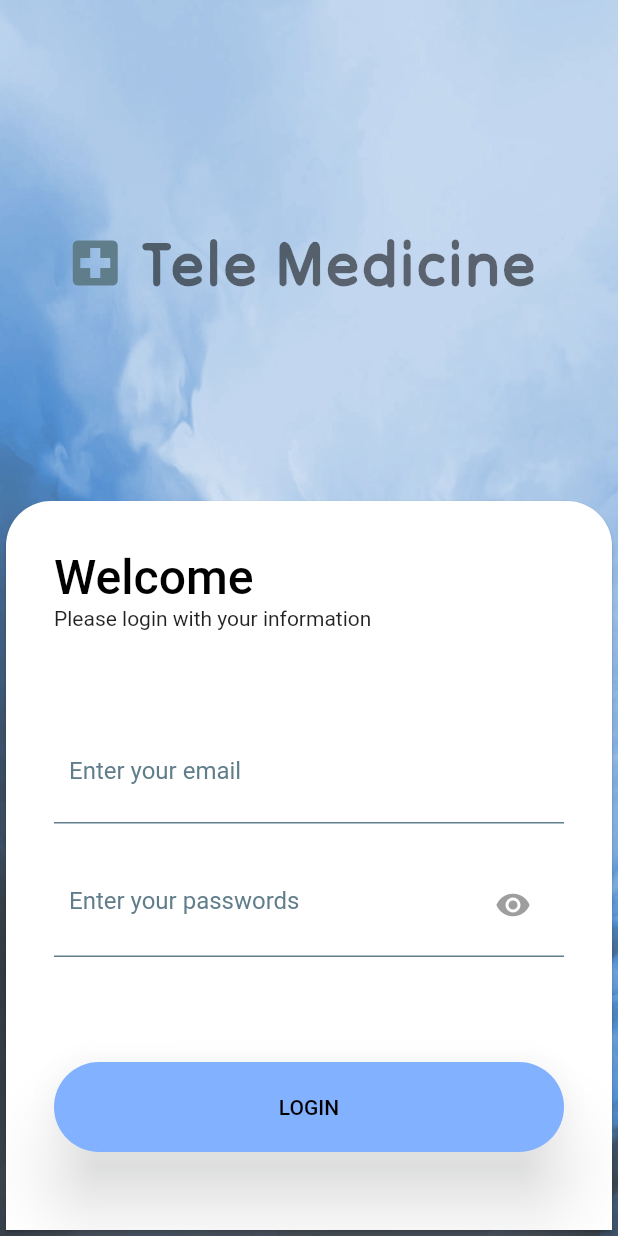
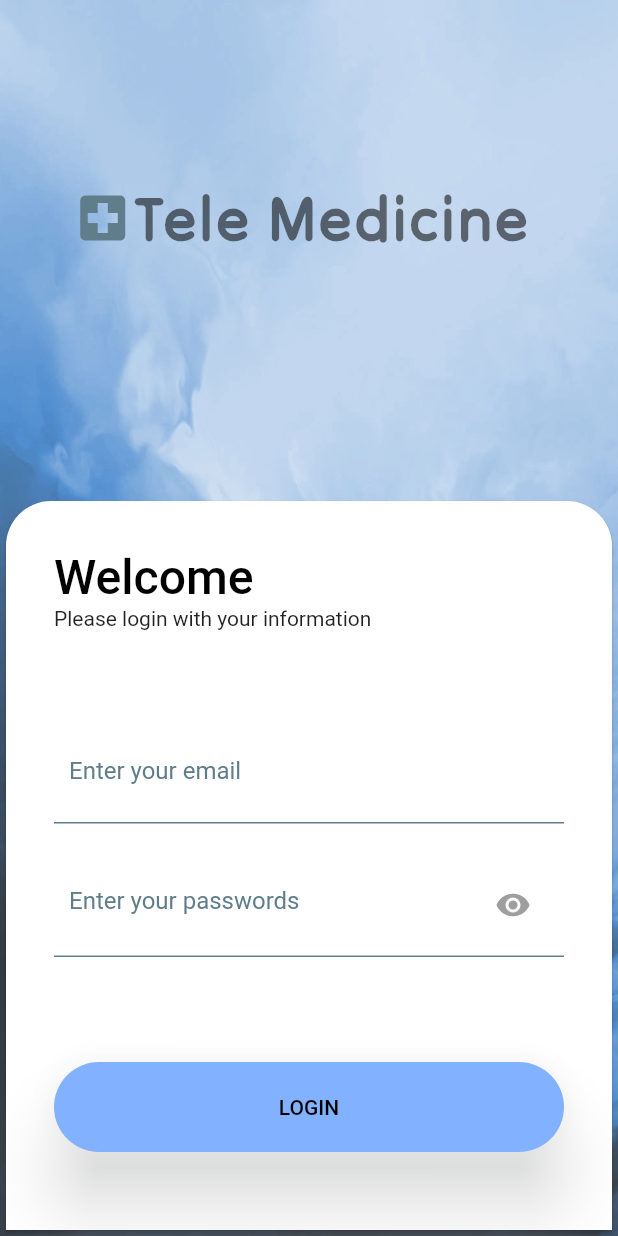
Before and after one commit to MelvinITOI/Tele_medicine, a Flutter app: the screen it shows after launch, on a phone screen of 412 x 824 dp. Run offline on Flutter 3.47's test engine with Material 2 defaults, Android fonts, the phone set to English and light mode, and no system bars.

Commit message:
Alignment for login screen

```diff
--- a/lib/screens/login_screen.dart
+++ b/lib/screens/login_screen.dart
@@ -53,14 +53,21 @@ class _LoginPageState extends State<LoginScreen> {
       child: const Column(
         mainAxisSize: MainAxisSize.min,
         children: [
-          // SizedBox(height: 70,),
-          // Icon(Icons.person,size: 60,color: Colors.black54,),
-          SizedBox(height: 150,),
-          Row(
+          SizedBox(height: 100),
+          Padding(
+              padding: EdgeInsets.all(20),
+            child: Column(
+              crossAxisAlignment: CrossAxisAlignment.start,
+              children: <Widget>[
+                Center(
+                    child: Row(
                       mainAxisAlignment: MainAxisAlignment.center,
-            children: [
-              Icon(Icons.local_hospital,size: 40,color: Colors.blueGrey,),
-              SizedBox(width: 10,),
+                      children: <Widget> [
+                        Icon(
+                          Icons.local_hospital, // Replace with the desired icon
+                          size: 40, // Adjust the size as needed
+                          color: Colors.blueGrey, // Adjust the color as needed
+                        ),
                         Text(
                           "Tele Medicine ",
                           style: TextStyle(
@@ -68,9 +75,14 @@ class _LoginPageState extends State<LoginScreen> {
                             fontWeight: FontWeight.bold,
                             fontFamily: 'TiltNeon',
                             fontSize: 40,
-                    letterSpacing: 2),
+                            letterSpacing: 2,
+                          ),
+                        ),
+                      ],
                     )
+                ),
               ],
+            ),
           )
         ],
       ),
```
Also changed, not shown: 3 other files. Lines whose indentation alone changed are shown as unchanged.
